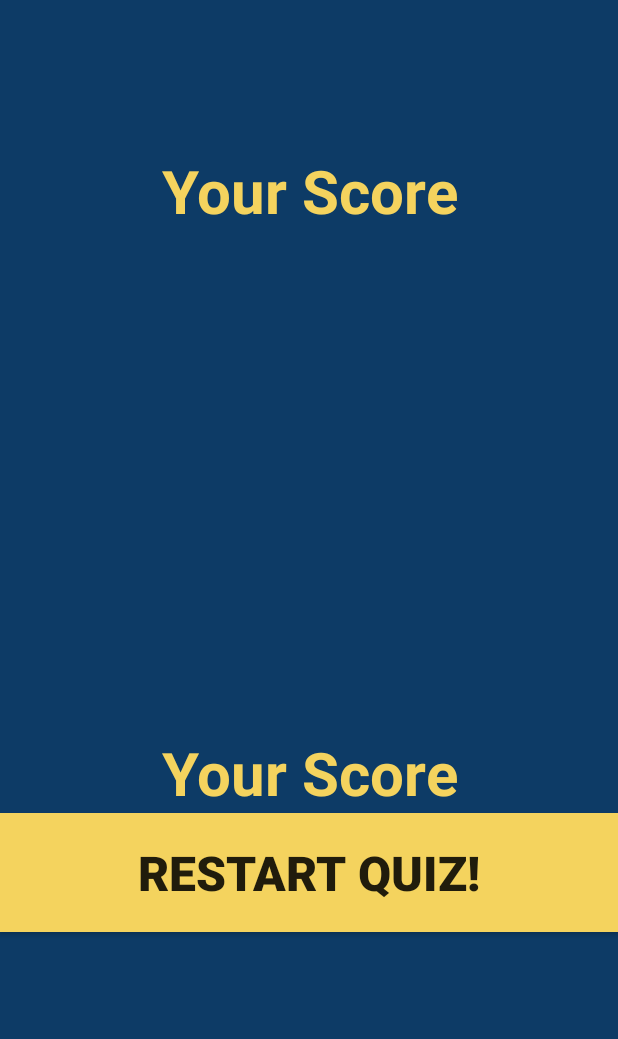
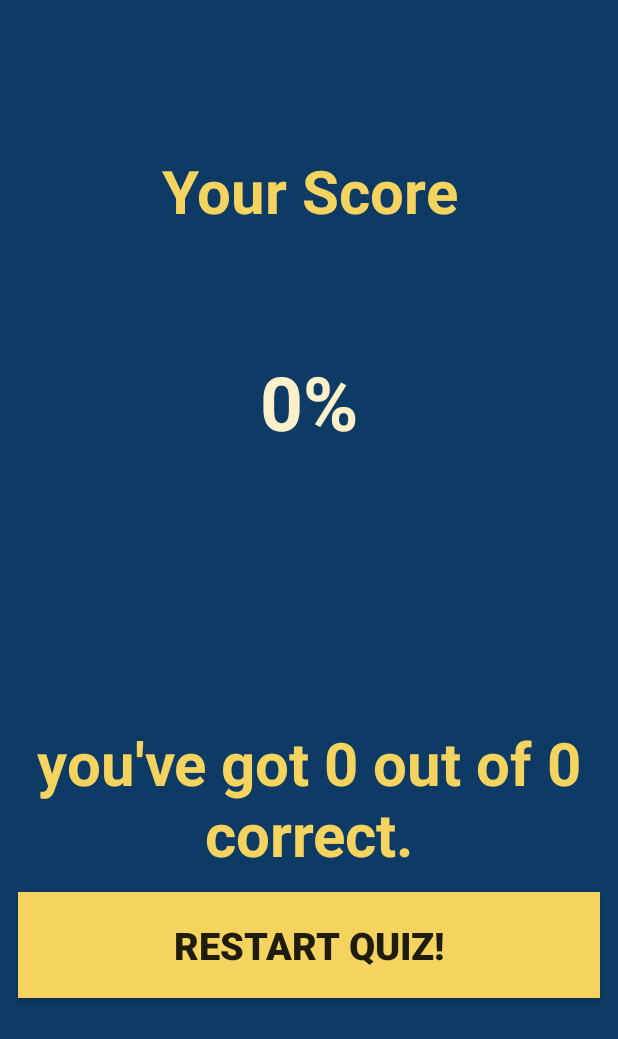
Before and after one commit to hamdi-trikii/DLSI-ADBD-S2, an Android app: the resultactivity screen opened directly, with no data from a screen before it, on a phone screen of 412 x 824 dp. Shown: the top 1039 px of the screen. Run offline under Robolectric (Android 15) with nearby library versions, the phone set to English and light mode, and no system bars; 1 statement that could not run was skipped.

Commit message:
my_quiz appa

```diff
--- a/dev mobile/my_quiz/app/build.gradle.kts
+++ b/dev mobile/my_quiz/app/build.gradle.kts
@@ -8,7 +8,7 @@ android {
 
     defaultConfig {
         applicationId = "com.example.my_quiz"
-        minSdk = 24
+        minSdk = 23
         targetSdk = 34
         versionCode = 1
         versionName = "1.0"
--- a/dev mobile/my_quiz/app/src/main/java/com/example/my_quiz/Questions.java
+++ b/dev mobile/my_quiz/app/src/main/java/com/example/my_quiz/Questions.java
@@ -16,7 +16,7 @@ public class Questions {
     private String mChoice[][]={
         {"AMD","CMD","KMD"},
         {"Mobile","Android","Smart Phone"},
-        {"App Store","Android","Software"},
+        {"playstore","Android","Software"},
         {"Chrome","Android","Software"},
         {"Dell","Mi","HP"},
         {"Drop Box","Android","Software"},
@@ -53,7 +53,7 @@ public class Questions {
     private String mCoorectAnswers[]={
             "AMD",
             "Android",
-            "App Store",
+            "playstore",
             "Chrome",
             "Dell",
             "Drop Box",
--- a/dev mobile/my_quiz/app/src/main/java/com/example/my_quiz/resultactivity.java
+++ b/dev mobile/my_quiz/app/src/main/java/com/example/my_quiz/resultactivity.java
@@ -3,6 +3,7 @@ package com.example.my_quiz;
 import android.os.Bundle;
 import android.view.View;
 import android.widget.TextView;
+import android.content.Intent;
 
 import androidx.activity.EdgeToEdge;
 import androidx.appcompat.app.AppCompatActivity;
@@ -11,7 +12,10 @@ import androidx.core.view.ViewCompat;
 import androidx.core.view.WindowInsetsCompat;
 
 public class resultactivity extends AppCompatActivity {
-
+    TextView txtCorrectText;
+    TextView txtPercentText;
+    private int totlalQuestions;
+    private int finalScore;
     @Override
     protected void onCreate(Bundle savedInstanceState) {
         super.onCreate(savedInstanceState);
@@ -22,8 +26,21 @@ public class resultactivity extends AppCompatActivity {
             v.setPadding(systemBars.left, systemBars.top, systemBars.right, systemBars.bottom);
             return insets;
         });
+        txtCorrectText=findViewById(R.id.correct_textview);
+        txtPercentText=findViewById(R.id.percent_textview);
+
+        Intent intent =getIntent();
+        totlalQuestions=intent.getIntExtra("totalQuestions",0);
+        finalScore=intent.getIntExtra("finalScore",0);
+        int mPercentScore=finalScore*100/totlalQuestions;
+        txtPercentText.setText(String.format("%s%%",Integer.toString(mPercentScore)));
+        String final_Score_Text=getString(R.string.txtCorrectScore,finalScore,totlalQuestions);
+        txtCorrectText.setText(final_Score_Text);
+
+
     }
 
     public void restartGame(View view) {
+        super.onBackPressed();
     }
 }
--- a/dev mobile/my_quiz/app/src/main/res/layout/activity_main.xml
+++ b/dev mobile/my_quiz/app/src/main/res/layout/activity_main.xml
@@ -89,7 +89,7 @@
                 android:layout_height="wrap_content"
                 android:orientation="vertical"
                 android:id="@+id/answers_layout"
-                android:layout_marginTop="80dp">
+                android:layout_marginTop="90dp">
 
             </LinearLayout>
 
--- a/dev mobile/my_quiz/app/src/main/res/layout/activity_resultactivity.xml
+++ b/dev mobile/my_quiz/app/src/main/res/layout/activity_resultactivity.xml
@@ -1,19 +1,22 @@
 <?xml version="1.0" encoding="utf-8"?>
+<ScrollView
+    xmlns:android="http://schemas.android.com/apk/res/android"
+    android:layout_width="match_parent"
+    android:layout_height="match_parent"
+    android:fillViewport="true">
+
     <LinearLayout
-    xmlns:android="http://schemas.android.com/apk/res/android"
         android:orientation="vertical"
-    xmlns:tools="http://schemas.android.com/tools"
         android:id="@+id/main"
         android:layout_width="match_parent"
-    android:layout_height="match_parent"
-    tools:context=".resultactivity"
+        android:layout_height="wrap_content"
         android:background="@color/colorAccent">
 
         <LinearLayout
             android:layout_width="match_parent"
             android:layout_height="wrap_content"
-        android:orientation="vertical"
-        >
+            android:orientation="vertical">
+
             <TextView
                 android:layout_width="match_parent"
                 android:layout_height="wrap_content"
@@ -22,19 +25,19 @@
                 android:textColor="@color/colorPrimary"
                 android:text="Your Score"
                 android:textStyle="bold"
-            android:textAlignment="center"
-            ></TextView>
+                android:textAlignment="center"/>
+
             <TextView
                 android:id="@+id/percent_textview"
                 android:layout_width="match_parent"
                 android:layout_height="wrap_content"
-            android:textSize="40sp"
+                android:textSize="50sp"
                 android:paddingTop="100dp"
-            android:textColor="@color/colorPrimary"
-            android:padding="90dp"
+                android:textColor="@color/colorSecondary"
+                android:padding="80dp"
                 android:textStyle="bold"
-            android:textAlignment="center"
-            ></TextView>
+                android:textAlignment="center"/>
+
             <TextView
                 android:id="@+id/correct_textview"
                 android:layout_width="match_parent"
@@ -44,18 +47,19 @@
                 android:textColor="@color/colorPrimary"
                 android:text="Your Score"
                 android:textStyle="bold"
-            android:textAlignment="center"
-            ></TextView>
+                android:textAlignment="center"/>
         </LinearLayout>
+
         <Button
             android:layout_width="match_parent"
             android:layout_height="wrap_content"
+            android:layout_margin="12dp"
+            android:background="@color/colorPrimary"
             android:onClick="restartGame"
-        android:textSize="32dp"
+            android:padding="18dp"
             android:text="Restart Quiz!"
-        android:textStyle="bold"
             android:textAlignment="center"
-        android:padding="18dp"
-        android:background="@color/colorPrimary"/>
-
+            android:textSize="25dp"
+            android:textStyle="bold"/>
     </LinearLayout>
+</ScrollView>
--- a/dev mobile/my_quiz/app/src/main/res/values/strings.xml
+++ b/dev mobile/my_quiz/app/src/main/res/values/strings.xml
@@ -1,3 +1,4 @@
 <resources>
     <string name="app_name">my_quiz</string>
+    <string name="txtCorrectScore">"you've got %1$s out of %2$s correct."</string>
 </resources>
```
Also changed, not shown: dev mobile/my_quiz/app/src/main/java/com/example/my_quiz/MainActivity.java (+17 -3 lines), dev mobile/my_quiz/app/src/main/res/drawable/q3.png, dev mobile/my_quiz/app/src/main/res/drawable/q7.png. Lines whose indentation alone changed are shown as unchanged.
